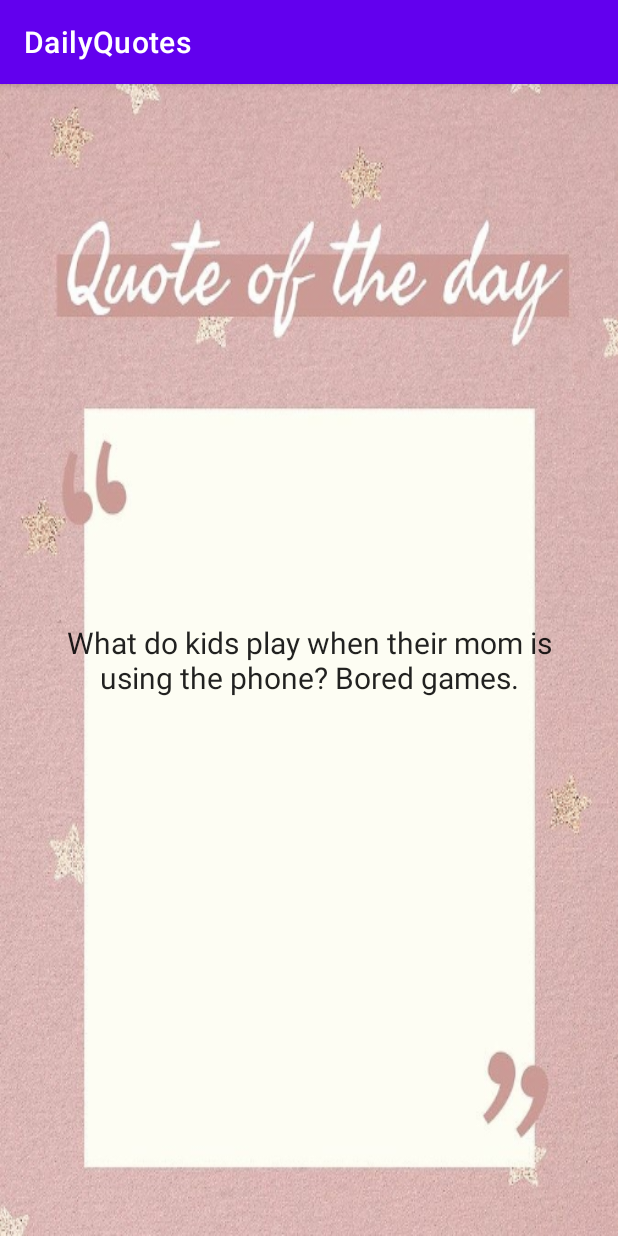
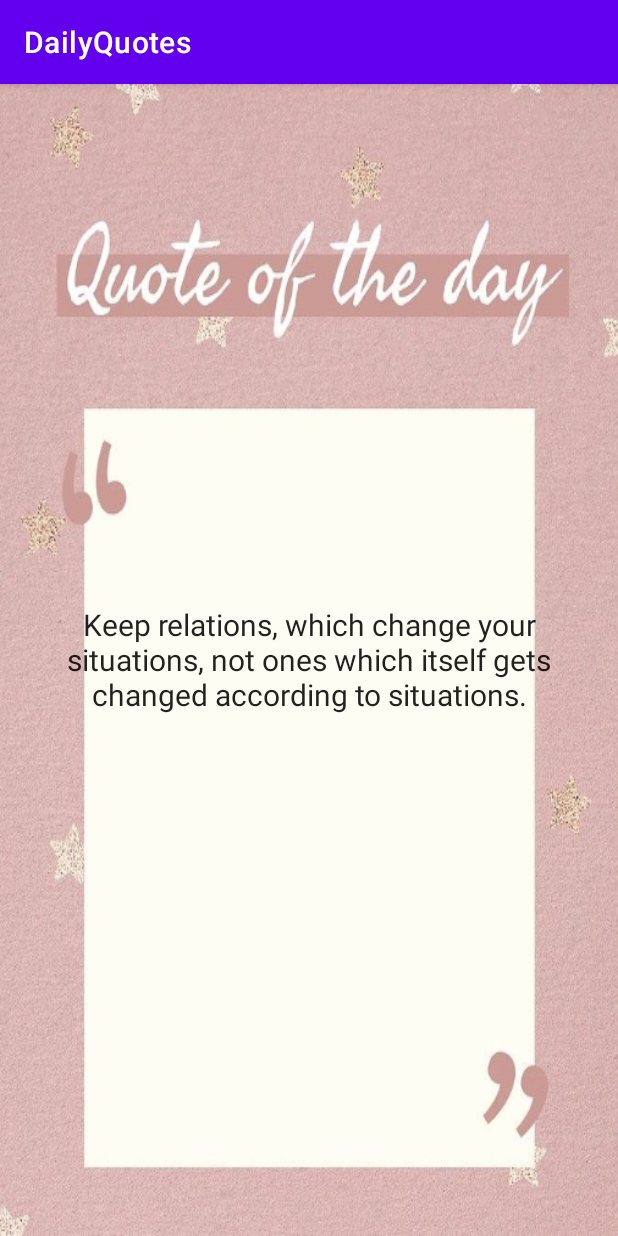
Before and after one commit to poojavaidya0802/CS646_Labs, an Android app: the screen it shows after launch (MainActivity), on a phone screen of 412 x 824 dp. Run offline under Robolectric (Android 15) with nearby library versions, the phone set to English and light mode, and no system bars.

Commit message:
code update

```diff
--- a/Lab3-DailyQuotesApp/app/src/main/res/values/strings.xml
+++ b/Lab3-DailyQuotesApp/app/src/main/res/values/strings.xml
@@ -1,22 +1,14 @@
 <resources>
     <string name="app_name">DailyQuotes</string>
     <string-array name="quotes">
-        <item>What do kids play when their mom is using the phone? Bored games.</item>
-        <item>What do you call an ant who fights crime? A vigilANTe!</item>
-        <item>Why are snails slow? Because they’re carrying a house on their back.</item>
-        <item>What’s the smartest insect? A spelling bee!</item>
-        <item>What does a storm cloud wear under his raincoat? Thunderwear.</item>
-        <item>What is fast, loud and crunchy? A rocket chip.</item>
-        <item>How does the ocean say hi? It waves!</item>
-        <item>What do you call a couple of chimpanzees sharing an Amazon account? PRIME-mates.</item>
-        <item>Why did the teddy bear say no to dessert? Because she was stuffed.</item>
-        <item>Why did the soccer player take so long to eat dinner? Because he thought he couldn’t use his hands.</item>
-        <item>Name the kind of tree you can hold in your hand? A palm tree!</item>
-        <item>What do birds give out on Halloween? Tweets.</item>
-        <item>What has ears but cannot hear? A cornfield.</item>
-        <item>What’s a cat’s favorite dessert? A bowl full of mice-cream.</item>
-        <item>Where did the music teacher leave her keys? In the piano!</item>
-        <item>What did the policeman say to his hungry stomach? “Freeze. You’re under a vest.”</item>
+        <item>Keep relations, which change your situations, not ones which itself gets changed according to situations.</item>
+        <item>No one is too much busy. It’s all about importance you have in their life.</item>
+        <item>Trust goes out from the same door, from which the doubt comes in.</item>
+        <item>In your worst days; often you get the help from the one you never expected.</item>
+        <item>Negative perception and wrong judgement astray a man in every relationships.</item>
+        <item>Advise of a loser, experience of a winner and your own decisions will never let you fail in life.</item>
+        <item>God tests you through blessings as well as challenges.</item>
+        <item>You can put your phone calls on hold… but not the relations.</item>
     </string-array>
 
     <string name="next">next quote</string>
```
